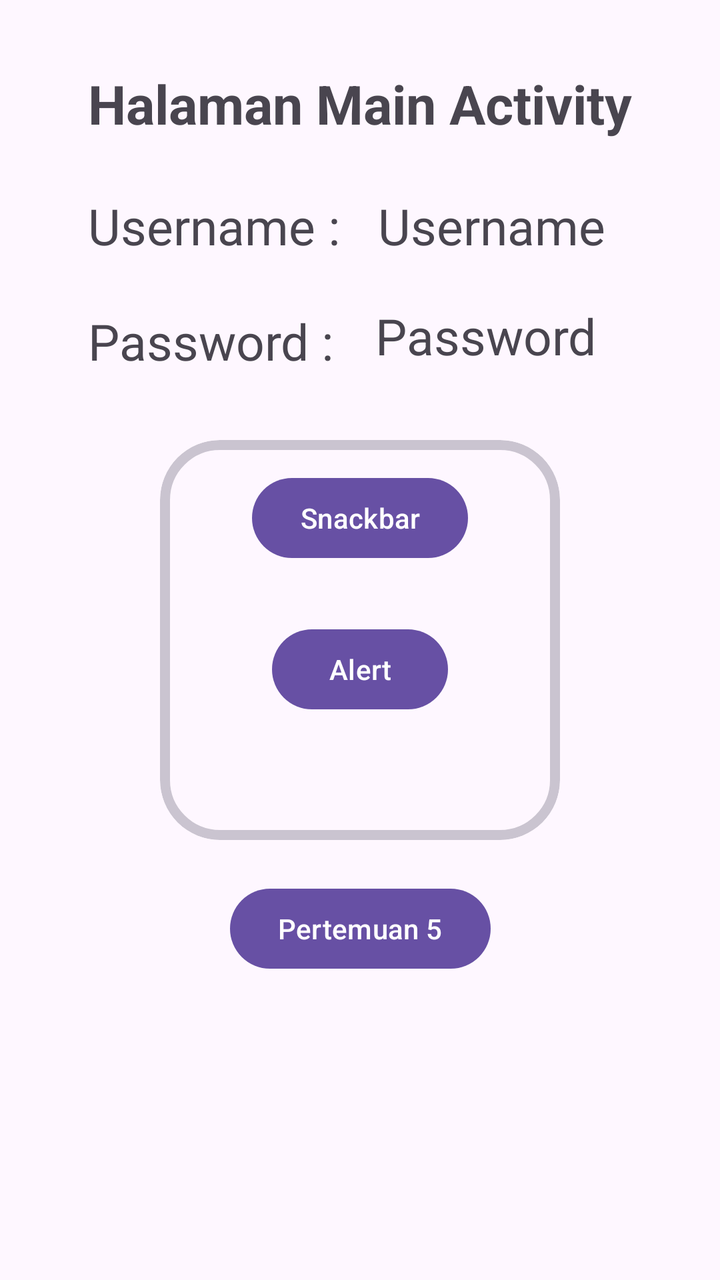
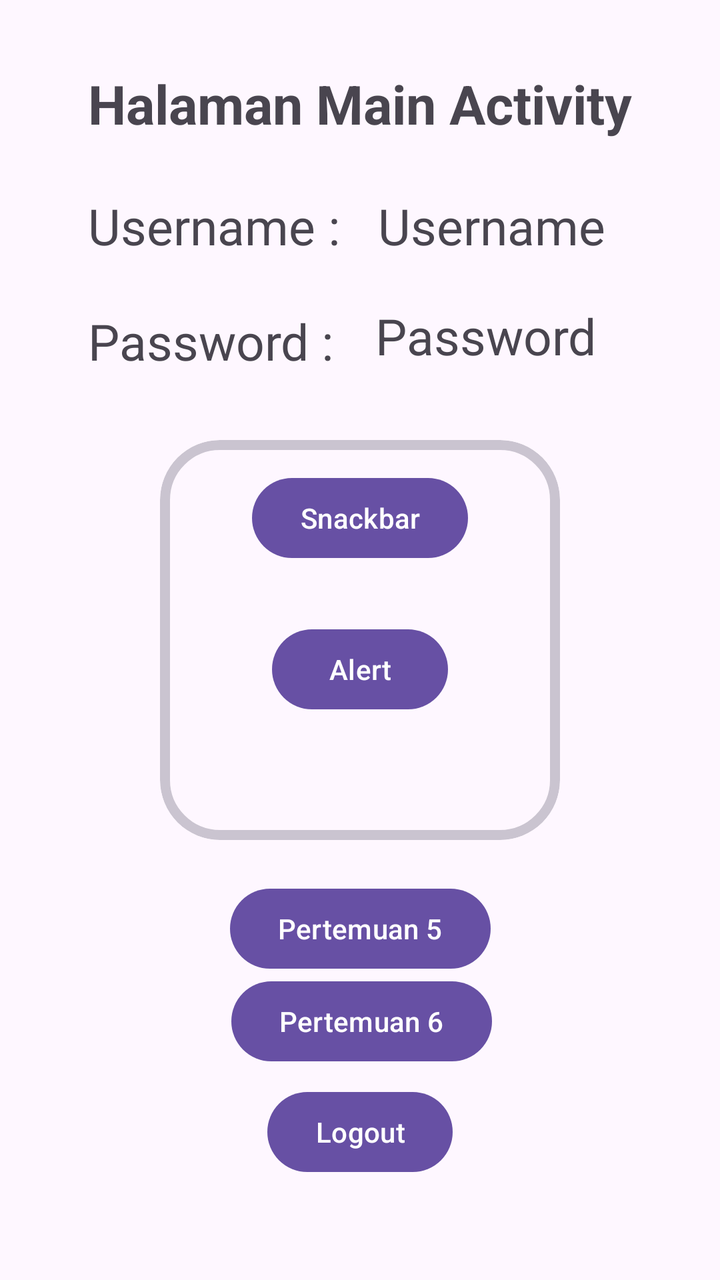

Before-and-after screenshots of an Android layout around one commit, followed by the original layout XML and the change that was made.
<!-- AndroidManifest.xml: application theme Theme.Andika_3TIA -->
<!-- res/layout/activity_main.xml -->
<?xml version="1.0" encoding="utf-8"?>
<androidx.constraintlayout.widget.ConstraintLayout xmlns:android="http://schemas.android.com/apk/res/android"
    xmlns:app="http://schemas.android.com/apk/res-auto"
    xmlns:tools="http://schemas.android.com/tools"
    android:id="@+id/main"
    android:layout_width="match_parent"
    android:layout_height="match_parent"
    tools:context=".MainActivity">

    <TextView
        android:id="@+id/txtUsername"
        android:layout_width="wrap_content"
        android:layout_height="wrap_content"
        android:layout_marginTop="96dp"
        android:text="Username"
        android:textSize="25sp"
        app:layout_constraintEnd_toEndOf="parent"
        app:layout_constraintHorizontal_bias="0.181"
        app:layout_constraintStart_toEndOf="@+id/textView4"
        app:layout_constraintTop_toTopOf="parent" />

    <TextView
        android:id="@+id/txtPassword"
        android:layout_width="wrap_content"
        android:layout_height="wrap_content"
        android:text="Password"
        android:textSize="25sp"
        app:layout_constraintBottom_toBottomOf="parent"
        app:layout_constraintEnd_toEndOf="parent"
        app:layout_constraintHorizontal_bias="0.192"
        app:layout_constraintStart_toEndOf="@+id/textView5"
        app:layout_constraintTop_toBottomOf="@+id/txtUsername"
        app:layout_constraintVertical_bias="0.045" />

    <TextView
        android:id="@+id/textView4"
        android:layout_width="wrap_content"
        android:layout_height="wrap_content"
        android:layout_marginStart="44dp"
        android:layout_marginTop="96dp"
        android:text="Username : "
        android:textSize="25sp"
        app:layout_constraintStart_toStartOf="parent"
        app:layout_constraintTop_toTopOf="parent" />

    <TextView
        android:id="@+id/textView5"
        android:layout_width="wrap_content"
        android:layout_height="wrap_content"
        android:layout_marginStart="44dp"
        android:layout_marginTop="24dp"
        android:text="Password : "
        android:textSize="25sp"
        app:layout_constraintStart_toStartOf="parent"
        app:layout_constraintTop_toBottomOf="@+id/textView4" />

    <com.google.android.material.card.MaterialCardView
        android:id="@+id/materialCardView"
        android:layout_width="200dp"
        android:layout_height="200dp"
        app:cardCornerRadius="30dp"
        app:layout_constraintBottom_toBottomOf="parent"
        app:layout_constraintEnd_toEndOf="parent"
        app:layout_constraintStart_toStartOf="parent"
        app:layout_constraintTop_toTopOf="parent"
        app:strokeWidth="5dp
">

        <androidx.constraintlayout.widget.ConstraintLayout
            android:layout_width="match_parent"
            android:layout_height="match_parent"
            android:layout_margin="15dp">


            <Button
                android:id="@+id/btnSnackbar"
                android:layout_width="wrap_content"
                android:layout_height="wrap_content"
                android:text="Snackbar"
                app:layout_constraintEnd_toEndOf="parent"
                app:layout_constraintStart_toStartOf="parent"
                app:layout_constraintTop_toBottomOf="@+id/button" />

            <Button
                android:id="@+id/btnAlert"
                android:layout_width="wrap_content"
                android:layout_height="wrap_content"
                android:text="Alert"
                app:layout_constraintBottom_toBottomOf="parent"
                app:layout_constraintEnd_toEndOf="parent"
                app:layout_constraintStart_toStartOf="parent"
                app:layout_constraintTop_toBottomOf="@+id/btnSnackbar"
                app:layout_constraintVertical_bias="0.375" />

        </androidx.constraintlayout.widget.ConstraintLayout>


    </com.google.android.material.card.MaterialCardView>

    <TextView
        android:id="@+id/textView2"
        android:layout_width="wrap_content"
        android:layout_height="wrap_content"
        android:text="Halaman Main Activity"
        android:textSize="27sp"
        android:textStyle="bold"
        app:layout_constraintBottom_toBottomOf="parent"
        app:layout_constraintEnd_toEndOf="parent"
        app:layout_constraintStart_toStartOf="parent"
        app:layout_constraintTop_toTopOf="parent"
        app:layout_constraintVertical_bias="0.056" />

    <Button
        android:id="@+id/btnLima"
        android:layout_width="wrap_content"
        android:layout_height="wrap_content"
        android:text="Pertemuan 5"
        app:layout_constraintBottom_toBottomOf="parent"
        app:layout_constraintEnd_toEndOf="parent"
        app:layout_constraintStart_toStartOf="parent"
        app:layout_constraintTop_toBottomOf="@+id/materialCardView"
        app:layout_constraintVertical_bias="0.119" />

</androidx.constraintlayout.widget.ConstraintLayout>
<!-- resources referenced by this layout -->
<resources>
  <style name="Theme.Andika_3TIA" parent="Base.Theme.Andika_3TIA" />
  <style name="Base.Theme.Andika_3TIA" parent="Theme.Material3.DayNight.NoActionBar">
          
          
      </style>
</resources>

<!-- the commit's change to res/layout/activity_main.xml (unified diff, before → after) -->
@@ -121,4 +121,28 @@
         app:layout_constraintTop_toBottomOf="@+id/materialCardView"
         app:layout_constraintVertical_bias="0.119" />
 
+    <Button
+        android:id="@+id/btnLogout"
+        android:layout_width="wrap_content"
+        android:layout_height="wrap_content"
+        android:text="Logout"
+        app:layout_constraintBottom_toBottomOf="parent"
+        app:layout_constraintEnd_toEndOf="parent"
+        app:layout_constraintStart_toStartOf="parent"
+        app:layout_constraintTop_toBottomOf="@+id/btnLima"
+        app:layout_constraintVertical_bias="0.517" />
+
+    <Button
+        android:id="@+id/btnEnam"
+        android:layout_width="wrap_content"
+        android:layout_height="wrap_content"
+        android:layout_marginBottom="8dp"
+        android:text="Pertemuan 6"
+        app:layout_constraintBottom_toTopOf="@+id/btnLogout"
+        app:layout_constraintEnd_toEndOf="parent"
+        app:layout_constraintHorizontal_bias="0.503"
+        app:layout_constraintStart_toStartOf="parent"
+        app:layout_constraintTop_toBottomOf="@+id/btnLima"
+        app:layout_constraintVertical_bias="0.777" />
+
 </androidx.constraintlayout.widget.ConstraintLayout>
